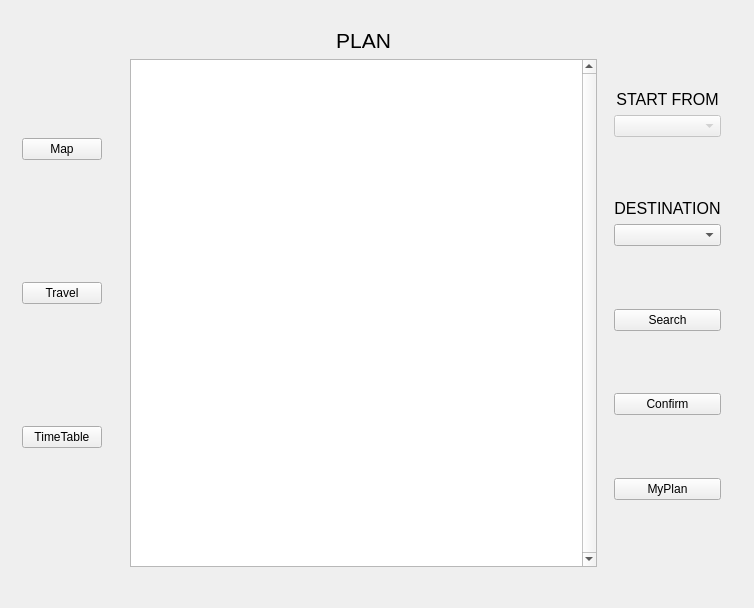
The window that source_code/MainWindow.ui (lennon624/travel-system) describes before a commit, drawn with Qt 5.
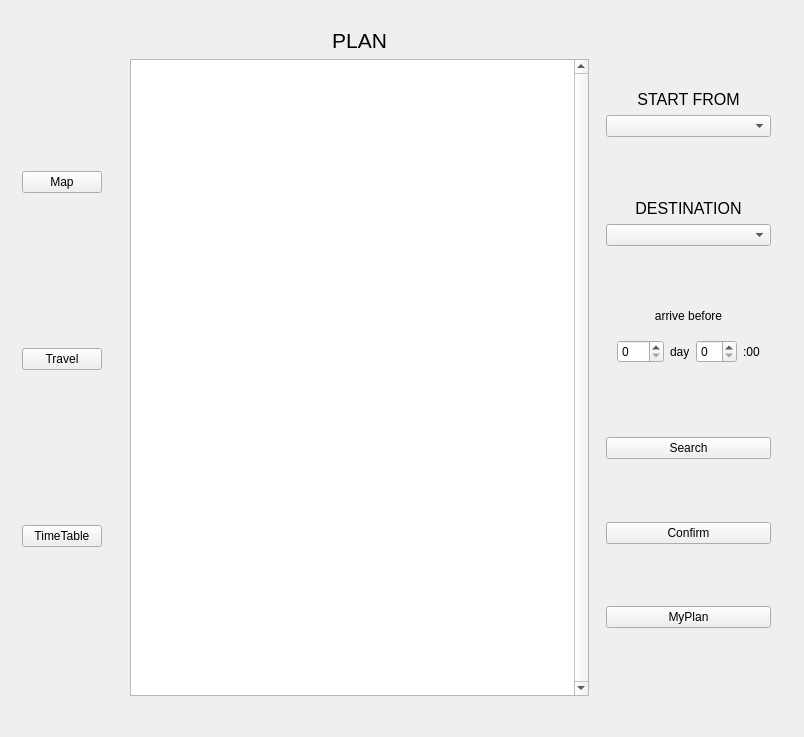
The same window after the commit.

What changed in the file:
```diff
--- a/source_code/MainWindow.ui
+++ b/source_code/MainWindow.ui
@@ -6,8 +6,8 @@
    <rect>
     <x>0</x>
     <y>0</y>
-    <width>754</width>
-    <height>608</height>
+    <width>804</width>
+    <height>737</height>
    </rect>
   </property>
   <property name="sizePolicy">
@@ -262,7 +262,7 @@
            <item>
             <widget class="QComboBox" name="combo_srcTravel">
              <property name="enabled">
-              <bool>false</bool>
+              <bool>true</bool>
              </property>
             </widget>
            </item>
@@ -306,6 +306,60 @@
              </property>
             </spacer>
            </item>
+           <item>
+            <widget class="QLabel" name="label">
+             <property name="text">
+              <string>&lt;html&gt;&lt;head/&gt;&lt;body&gt;&lt;p align=&quot;center&quot;&gt;arrive before&lt;/p&gt;&lt;/body&gt;&lt;/html&gt;</string>
+             </property>
+            </widget>
+           </item>
+           <item>
+            <widget class="QWidget" name="widget" native="true">
+             <layout class="QHBoxLayout" name="horizontalLayout_2">
+              <item>
+               <widget class="QSpinBox" name="spinBox_endDay">
+                <property name="maximum">
+                 <number>365</number>
+                </property>
+               </widget>
+              </item>
+              <item>
+               <widget class="QLabel" name="label_2">
+                <property name="text">
+                 <string>day</string>
+                </property>
+               </widget>
+              </item>
+              <item>
+               <widget class="QSpinBox" name="spinBox_endTime">
+                <property name="maximum">
+                 <number>23</number>
+                </property>
+               </widget>
+              </item>
+              <item>
+               <widget class="QLabel" name="label_3">
+                <property name="text">
+                 <string>:00</string>
+                </property>
+               </widget>
+              </item>
+             </layout>
+            </widget>
+           </item>
+           <item>
+            <spacer name="verticalSpacer_10">
+             <property name="orientation">
+              <enum>Qt::Vertical</enum>
+             </property>
+             <property name="sizeHint" stdset="0">
+              <size>
+               <width>20</width>
+               <height>40</height>
+              </size>
+             </property>
+            </spacer>
+           </item>
            <item>
             <widget class="QPushButton" name="btn_planSearch">
              <property name="text">
```
